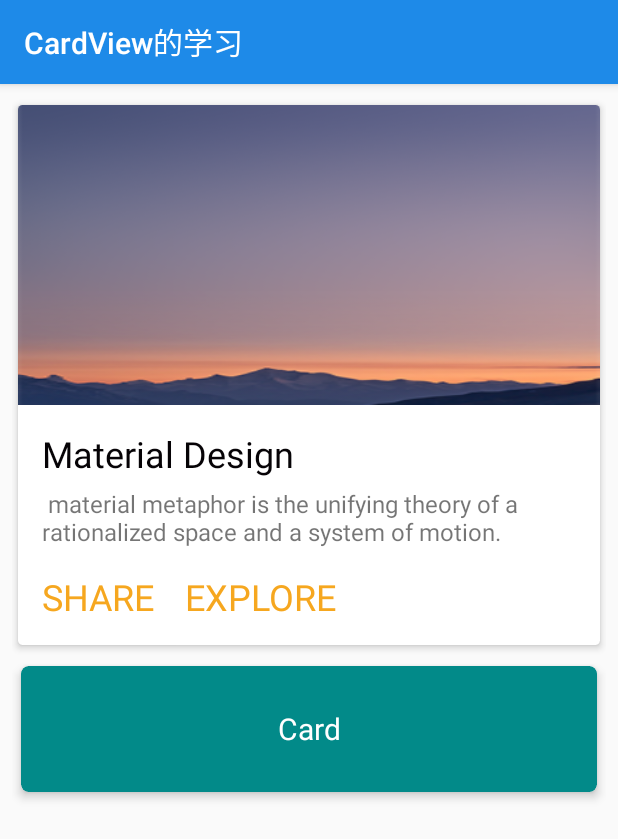
After one commit to love-bk/MaterialDesign_V7, an Android app: the CardViewActivity screen opened directly, with no data from a screen before it, on a phone screen of 412 x 824 dp. The commit adds this screen. Shown: the top 839 px of the screen. Run offline under Robolectric (Android 15) with nearby library versions, the phone set to English and light mode, and no system bars.

Commit message:
CardView的学习

```diff
--- a/app/build.gradle
+++ b/app/build.gradle
@@ -31,4 +31,5 @@ dependencies {
     compile 'com.android.support:design:25.1.1'
     testCompile 'junit:junit:4.12'
     apt 'com.jakewharton:butterknife-compiler:8.4.0'
+    compile 'com.android.support:cardview-v7:26.0.0-alpha1'
 }
--- a/app/src/main/AndroidManifest.xml
+++ b/app/src/main/AndroidManifest.xml
@@ -58,6 +58,8 @@
         </activity>
         <activity android:name=".snackbar.SnackBarActivity">
         </activity>
+        <activity android:name=".cardview.CardViewActivity">
+        </activity>
     </application>
 
 </manifest>
--- a/app/src/main/java/com/gjj/gd/materialdesign_v7/MainActivity.java
+++ b/app/src/main/java/com/gjj/gd/materialdesign_v7/MainActivity.java
@@ -6,6 +6,7 @@ import android.support.v7.app.AppCompatActivity;
 import android.view.View;
 import android.widget.Toast;
 
+import com.gjj.gd.materialdesign_v7.cardview.CardViewActivity;
 import com.gjj.gd.materialdesign_v7.constraintlayout.ConstraintlayoutActivity;
 import com.gjj.gd.materialdesign_v7.coordinatorlayout.CoordinatorLayoutActivity;
 import com.gjj.gd.materialdesign_v7.snackbar.SnackBarActivity;
@@ -28,8 +29,9 @@ public class MainActivity extends AppCompatActivity {
     }
 
 
-    @OnClick({R.id.tv_col, R.id.tv_toolbar, R.id.tv_tablayout, R.id.constraintlayout_tv01,
-            R.id.color_tv,R.id.tv_snackbar})
+    @OnClick({R.id.tv_col, R.id.tv_toolbar, R.id.tv_tablayout,
+            R.id.constraintlayout_tv01,
+            R.id.color_tv,R.id.tv_snackbar,R.id.tv_cardview})
     public void onViewClicked(View view) {
         switch (view.getId()) {
             case R.id.tv_col:
@@ -50,8 +52,9 @@ public class MainActivity extends AppCompatActivity {
             case R.id.tv_snackbar:
                 intent = new Intent(this, SnackBarActivity.class);
                 break;
-
-
+            case R.id.tv_cardview:
+                intent = new Intent(this, CardViewActivity.class);
+                break;
         }
 
         if (intent != null) {
--- /dev/null
+++ b/app/src/main/java/com/gjj/gd/materialdesign_v7/cardview/CardViewActivity.java
@@ -0,0 +1,17 @@
+package com.gjj.gd.materialdesign_v7.cardview;
+
+import android.support.v7.app.AppCompatActivity;
+import android.os.Bundle;
+
+import com.gjj.gd.materialdesign_v7.R;
+
+public class CardViewActivity extends AppCompatActivity {
+
+    @Override
+    protected void onCreate(Bundle savedInstanceState) {
+        super.onCreate(savedInstanceState);
+        setContentView(R.layout.activity_card_view);
+        setTitle("CardView的学习");
+
+    }
+}
--- /dev/null
+++ b/app/src/main/res/layout/activity_card_view.xml
@@ -0,0 +1,91 @@
+<?xml version="1.0" encoding="utf-8"?>
+<LinearLayout xmlns:android="http://schemas.android.com/apk/res/android"
+              xmlns:app="http://schemas.android.com/apk/res-auto"
+              android:orientation="vertical"
+              android:layout_width="match_parent"
+              android:layout_height="match_parent"
+              android:layout_margin="8dp"
+    >
+    <android.support.v7.widget.CardView
+        android:layout_width="match_parent"
+        android:layout_height="wrap_content"
+        app:cardCornerRadius="3dp"
+        app:cardElevation="3dp"
+        app:cardUseCompatPadding="true"
+        android:clickable="true"
+        android:foreground="?attr/selectableItemBackground"
+        >
+        <LinearLayout
+            android:layout_width="match_parent"
+            android:layout_height="match_parent"
+            android:orientation="vertical"
+            >
+            <ImageView
+                android:layout_width="match_parent"
+                android:layout_height="200dp"
+                android:scaleType="fitXY"
+                android:src="@mipmap/bg"
+                />
+            <TextView
+                android:layout_width="match_parent"
+                android:layout_height="wrap_content"
+                android:textSize="24sp"
+                android:text="Material Design"
+                android:textColor="@color/black"
+                android:layout_marginTop="16dp"
+                android:paddingRight="16dp"
+                android:paddingLeft="16dp"
+                />
+            <TextView
+                android:layout_width="match_parent"
+                android:layout_height="wrap_content"
+                android:textSize="16sp"
+                android:layout_marginTop="6dp"
+                android:paddingRight="16dp"
+                android:paddingLeft="16dp"
+                android:text=" material metaphor is the unifying theory of a rationalized space and a system of motion."
+                />
+            <LinearLayout
+                android:layout_width="wrap_content"
+                android:layout_height="wrap_content"
+                android:orientation="horizontal"
+                android:padding="16sp"
+                >
+
+                <TextView
+                    android:layout_width="wrap_content"
+                    android:layout_height="wrap_content"
+                    android:textColor="@color/orange"
+                    android:textSize="24sp"
+                    android:text="SHARE"
+                    />
+                <TextView
+                    android:layout_width="wrap_content"
+                    android:layout_height="wrap_content"
+                    android:textColor="@color/orange"
+                    android:textSize="24sp"
+                    android:text="EXPLORE"
+                    android:layout_marginLeft="20dp"
+                    />
+            </LinearLayout>
+        </LinearLayout>
+    </android.support.v7.widget.CardView>
+    <android.support.v7.widget.CardView
+        android:id="@+id/card_view"
+        android:layout_width="match_parent"
+        android:layout_height="100dp"
+        app:cardBackgroundColor="@color/DarkCyan"
+        app:cardUseCompatPadding="true"
+        app:cardElevation="4dp"
+        app:cardCornerRadius="5dp"
+        >
+        <TextView
+            android:layout_width="match_parent"
+            android:layout_height="match_parent"
+            android:text="Card"
+            android:textColor="@color/white"
+            android:textSize="20sp"
+            android:gravity="center"
+            />
+    </android.support.v7.widget.CardView>
+</LinearLayout>
--- a/app/src/main/res/layout/activity_main.xml
+++ b/app/src/main/res/layout/activity_main.xml
@@ -14,7 +14,10 @@
         android:orientation="vertical">
 
 
-
+        <TextView
+            android:id="@+id/tv_cardview"
+            style="@style/Button_style"
+            android:text="@string/cardview_study"/>
         <TextView
             android:id="@+id/tv_col"
             style="@style/Button_style"
--- a/app/src/main/res/values/colors.xml
+++ b/app/src/main/res/values/colors.xml
@@ -28,4 +28,8 @@
     <color name="strong">#FF5B26</color>
     <color name="gray">#ddd</color>
 
+    <color name="black">#060306</color>
+    <color name="orange">#f6a71f</color>
+    <color name="DarkCyan">#028a89</color>
+    <color name="white">#fff</color>
 </resources>
--- a/app/src/main/res/values/strings.xml
+++ b/app/src/main/res/values/strings.xml
@@ -39,6 +39,7 @@
     <string name="tablayout_custome_tab">tablayout自定义tab样式</string>
     <string name="display_icon">tab上显示图标</string>
     <string name="coordinatorlayout_study">CoordinatorLayout的学习</string>
+    <string name="cardview_study">CardView的学习</string>
     <string name="toolbar_study">ToolBar的学习</string>
     <string name="tablayout_study">TabLayout的学习</string>
     <string name="snackbar_study">SnackBar的学习</string>
```
